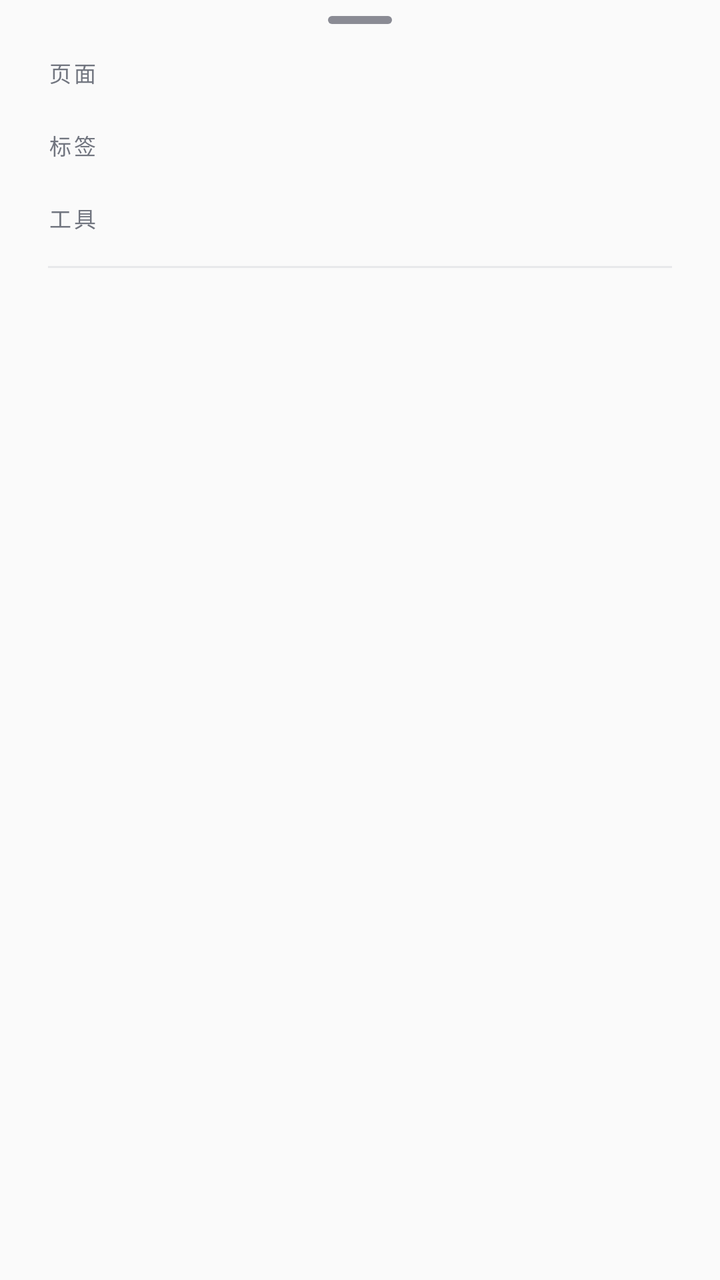
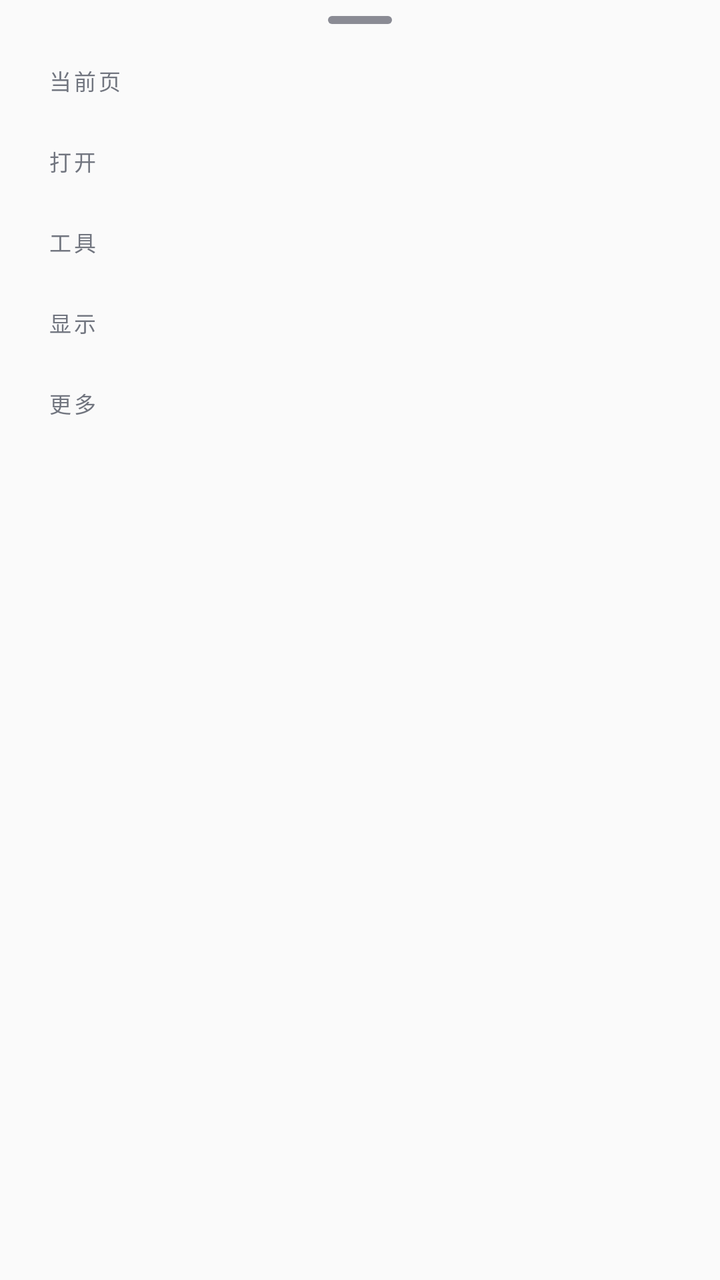

Compare the two renders of this Android layout. The source of the first and the diff that turns it into the second are given below.
<!-- AndroidManifest.xml: application theme Theme.PluginBrowser -->
<!-- res/layout/sheet_browser_menu.xml -->
<?xml version="1.0" encoding="utf-8"?>
<androidx.core.widget.NestedScrollView xmlns:android="http://schemas.android.com/apk/res/android"
    android:layout_width="match_parent"
    android:layout_height="wrap_content"
    android:clipToPadding="false"
    android:fillViewport="false"
    android:overScrollMode="ifContentScrolls">

    <LinearLayout
        android:layout_width="match_parent"
        android:layout_height="wrap_content"
        android:orientation="vertical"
        android:paddingBottom="@dimen/space_20">

        <View
            android:layout_width="@dimen/sheet_handle_width"
            android:layout_height="@dimen/sheet_handle_height"
            android:layout_gravity="center_horizontal"
            android:layout_marginTop="@dimen/space_8"
            android:background="@drawable/bg_sheet_handle" />

        <TextView
            style="@style/TextAppearance.PluginBrowser.GroupLabel"
            android:layout_width="match_parent"
            android:layout_height="wrap_content"
            android:text="@string/menu_group_page" />

        <LinearLayout
            android:id="@+id/row_page"
            android:layout_width="match_parent"
            android:layout_height="wrap_content"
            android:orientation="horizontal" />

        <TextView
            style="@style/TextAppearance.PluginBrowser.GroupLabel"
            android:layout_width="match_parent"
            android:layout_height="wrap_content"
            android:text="@string/menu_group_tabs" />

        <LinearLayout
            android:id="@+id/row_tabs"
            android:layout_width="match_parent"
            android:layout_height="wrap_content"
            android:orientation="horizontal" />

        <TextView
            style="@style/TextAppearance.PluginBrowser.GroupLabel"
            android:layout_width="match_parent"
            android:layout_height="wrap_content"
            android:text="@string/menu_group_tools" />

        <LinearLayout
            android:id="@+id/row_tools"
            android:layout_width="match_parent"
            android:layout_height="wrap_content"
            android:orientation="horizontal" />

        <TextView
            android:id="@+id/title_plugins"
            style="@style/TextAppearance.PluginBrowser.GroupLabel"
            android:layout_width="match_parent"
            android:layout_height="wrap_content"
            android:text="@string/menu_group_plugins"
            android:visibility="gone" />

        <LinearLayout
            android:id="@+id/row_plugins"
            android:layout_width="match_parent"
            android:layout_height="wrap_content"
            android:orientation="horizontal"
            android:visibility="gone" />

        <View
            android:layout_width="match_parent"
            android:layout_height="@dimen/hairline"
            android:layout_marginStart="@dimen/screen_margin"
            android:layout_marginTop="@dimen/space_12"
            android:layout_marginEnd="@dimen/screen_margin"
            android:background="?attr/colorOutlineVariant" />

        <LinearLayout
            android:id="@+id/row_list"
            android:layout_width="match_parent"
            android:layout_height="wrap_content"
            android:layout_marginTop="@dimen/space_4"
            android:orientation="vertical" />
    </LinearLayout>
</androidx.core.widget.NestedScrollView>
<!-- resources referenced by this layout -->
<resources>
  <dimen name="hairline">1dp</dimen>
  <dimen name="screen_margin">24dp</dimen>
  <dimen name="sheet_handle_height">4dp</dimen>
  <dimen name="sheet_handle_width">32dp</dimen>
  <dimen name="space_12">12dp</dimen>
  <dimen name="space_20">20dp</dimen>
  <dimen name="space_4">4dp</dimen>
  <dimen name="space_8">8dp</dimen>
  <!-- drawable bg_sheet_handle (drawable) -->
  <?xml version="1.0" encoding="utf-8"?>
  <shape xmlns:android="http://schemas.android.com/apk/res/android"
      android:shape="rectangle">
      <solid android:color="?attr/colorOutline" />
      <corners android:radius="2dp" />
  </shape>
  <string name="menu_group_page">页面</string>
  <string name="menu_group_plugins">插件</string>
  <string name="menu_group_tabs">标签</string>
  <string name="menu_group_tools">工具</string>
  <style name="TextAppearance.PluginBrowser.GroupLabel" parent="TextAppearance.Material3.LabelMedium">
          <item name="android:textSize">11sp</item>
          <item name="android:textColor">?attr/colorOnSurfaceVariant</item>
          <item name="android:letterSpacing">0.12</item>
          <item name="android:paddingStart">@dimen/screen_margin</item>
          <item name="android:paddingEnd">@dimen/screen_margin</item>
          <item name="android:paddingTop">@dimen/space_16</item>
          <item name="android:paddingBottom">@dimen/space_4</item>
      </style>
  <dimen name="space_16">16dp</dimen>
  <color name="colorPrimary">#1E4FD8</color>
  <color name="colorOnPrimary">#FFFFFF</color>
  <color name="colorPrimaryContainer">#DCE3FF</color>
  <color name="colorOnPrimaryContainer">#0A1740</color>
  <color name="colorSecondary">#52596B</color>
  <color name="colorOnSecondary">#FFFFFF</color>
  <color name="colorSecondaryContainer">#E4E7EF</color>
  <color name="colorOnSecondaryContainer">#171B24</color>
  <color name="colorTertiary">#3A6376</color>
  <color name="colorOnTertiary">#FFFFFF</color>
  <color name="colorTertiaryContainer">#BEE3F5</color>
  <color name="colorOnTertiaryContainer">#001F2A</color>
  <color name="colorSurface">#FAFAFA</color>
  <color name="colorSurfaceDim">#DCDCE0</color>
  <color name="colorSurfaceBright">#FAFAFA</color>
  <color name="colorSurfaceContainerLowest">#FFFFFF</color>
  <color name="colorSurfaceContainerLow">#F5F5F7</color>
  <color name="colorSurfaceContainer">#EFEFF2</color>
  <color name="colorSurfaceContainerHigh">#E9E9ED</color>
  <color name="colorSurfaceContainerHighest">#E3E3E8</color>
  <color name="colorSurfaceVariant">#EDEDF1</color>
  <color name="colorOnSurface">#17181B</color>
  <color name="colorOnSurfaceVariant">#71757F</color>
  <color name="colorOutline">#8A8B94</color>
  <color name="colorOutlineVariant">#E7E8EB</color>
  <color name="colorInverseSurface">#2E3034</color>
  <color name="colorInverseOnSurface">#F1F1F4</color>
  <color name="colorInversePrimary">#B7C4FF</color>
  <color name="colorError">#B3261E</color>
  <color name="colorOnError">#FFFFFF</color>
  <color name="colorErrorContainer">#F9DEDC</color>
  <color name="colorOnErrorContainer">#410E0B</color>
  <!-- unchanged entries left out for length: 1 -->
</resources>

<!-- the commit's change to res/layout/sheet_browser_menu.xml (unified diff, before → after) -->
@@ -23,66 +23,82 @@
             style="@style/TextAppearance.PluginBrowser.GroupLabel"
             android:layout_width="match_parent"
             android:layout_height="wrap_content"
-            android:text="@string/menu_group_page" />
+            android:paddingTop="@dimen/space_20"
+            android:text="@string/menu_group_current" />
 
         <LinearLayout
-            android:id="@+id/row_page"
+            android:id="@+id/group_current"
             android:layout_width="match_parent"
             android:layout_height="wrap_content"
-            android:orientation="horizontal" />
+            android:orientation="vertical" />
 
         <TextView
             style="@style/TextAppearance.PluginBrowser.GroupLabel"
             android:layout_width="match_parent"
             android:layout_height="wrap_content"
-            android:text="@string/menu_group_tabs" />
+            android:paddingTop="@dimen/space_20"
+            android:text="@string/menu_group_open" />
 
         <LinearLayout
-            android:id="@+id/row_tabs"
+            android:id="@+id/group_open"
             android:layout_width="match_parent"
             android:layout_height="wrap_content"
-            android:orientation="horizontal" />
+            android:orientation="vertical" />
 
         <TextView
             style="@style/TextAppearance.PluginBrowser.GroupLabel"
             android:layout_width="match_parent"
             android:layout_height="wrap_content"
+            android:paddingTop="@dimen/space_20"
             android:text="@string/menu_group_tools" />
 
         <LinearLayout
-            android:id="@+id/row_tools"
+            android:id="@+id/group_tools"
             android:layout_width="match_parent"
             android:layout_height="wrap_content"
-            android:orientation="horizontal" />
+            android:orientation="vertical" />
 
+        <TextView
+            style="@style/TextAppearance.PluginBrowser.GroupLabel"
+            android:layout_width="match_parent"
+            android:layout_height="wrap_content"
+            android:paddingTop="@dimen/space_20"
+            android:text="@string/menu_group_display" />
+
+        <LinearLayout
+            android:id="@+id/group_display"
+            android:layout_width="match_parent"
+            android:layout_height="wrap_content"
+            android:orientation="vertical" />
+
+        
         <TextView
             android:id="@+id/title_plugins"
             style="@style/TextAppearance.PluginBrowser.GroupLabel"
             android:layout_width="match_parent"
             android:layout_height="wrap_content"
+            android:paddingTop="@dimen/space_20"
             android:text="@string/menu_group_plugins"
             android:visibility="gone" />
 
         <LinearLayout
-            android:id="@+id/row_plugins"
+            android:id="@+id/group_plugins"
             android:layout_width="match_parent"
             android:layout_height="wrap_content"
-            android:orientation="horizontal"
+            android:orientation="vertical"
             android:visibility="gone" />
 
-        <View
+        <TextView
+            style="@style/TextAppearance.PluginBrowser.GroupLabel"
             android:layout_width="match_parent"
-            android:layout_height="@dimen/hairline"
-            android:layout_marginStart="@dimen/screen_margin"
-            android:layout_marginTop="@dimen/space_12"
-            android:layout_marginEnd="@dimen/screen_margin"
-            android:background="?attr/colorOutlineVariant" />
+            android:layout_height="wrap_content"
+            android:paddingTop="@dimen/space_20"
+            android:text="@string/menu_group_more" />
 
         <LinearLayout
-            android:id="@+id/row_list"
+            android:id="@+id/group_more"
             android:layout_width="match_parent"
             android:layout_height="wrap_content"
-            android:layout_marginTop="@dimen/space_4"
             android:orientation="vertical" />
     </LinearLayout>
 </androidx.core.widget.NestedScrollView>
<!-- resource entries referenced after the edit -->
@@ -1,10 +1,8 @@
 <!-- resources referenced by this layout -->
 <resources>
-  <dimen name="hairline">1dp</dimen>
   <dimen name="screen_margin">24dp</dimen>
   <dimen name="sheet_handle_height">4dp</dimen>
   <dimen name="sheet_handle_width">32dp</dimen>
-  <dimen name="space_12">12dp</dimen>
   <dimen name="space_20">20dp</dimen>
   <dimen name="space_4">4dp</dimen>
   <dimen name="space_8">8dp</dimen>
@@ -15,9 +13,11 @@
       <solid android:color="?attr/colorOutline" />
       <corners android:radius="2dp" />
   </shape>
-  <string name="menu_group_page">页面</string>
+  <string name="menu_group_current">当前页</string>
+  <string name="menu_group_display">显示</string>
+  <string name="menu_group_more">更多</string>
+  <string name="menu_group_open">打开</string>
   <string name="menu_group_plugins">插件</string>
-  <string name="menu_group_tabs">标签</string>
   <string name="menu_group_tools">工具</string>
   <style name="TextAppearance.PluginBrowser.GroupLabel" parent="TextAppearance.Material3.LabelMedium">
           <item name="android:textSize">11sp</item>
